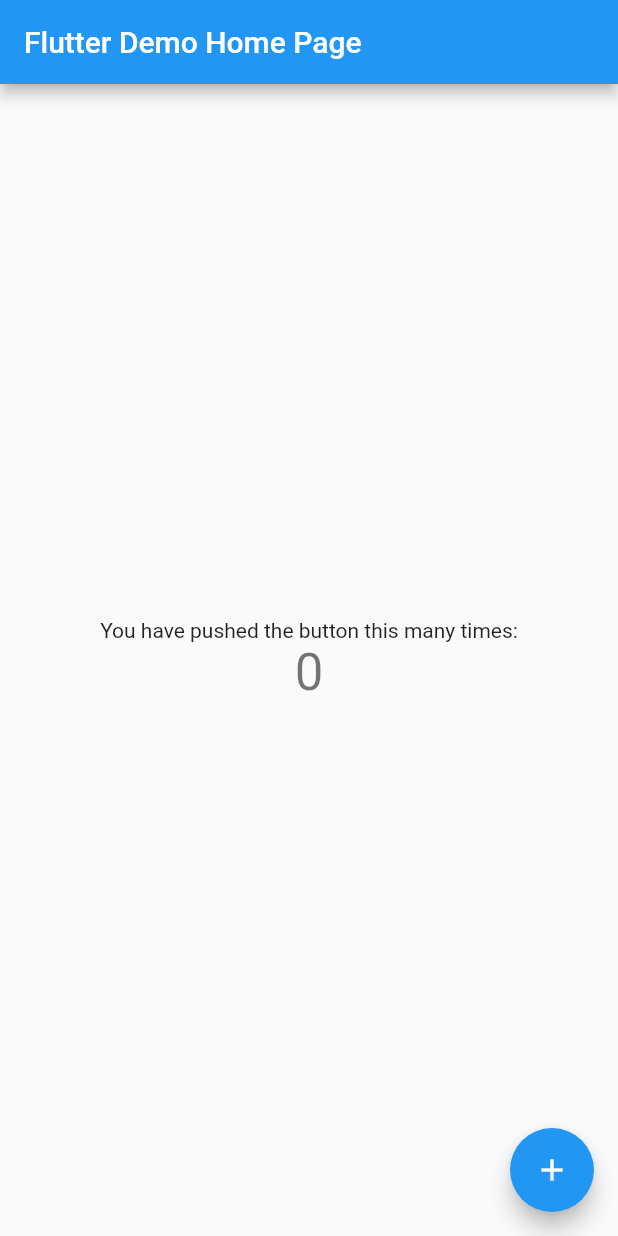
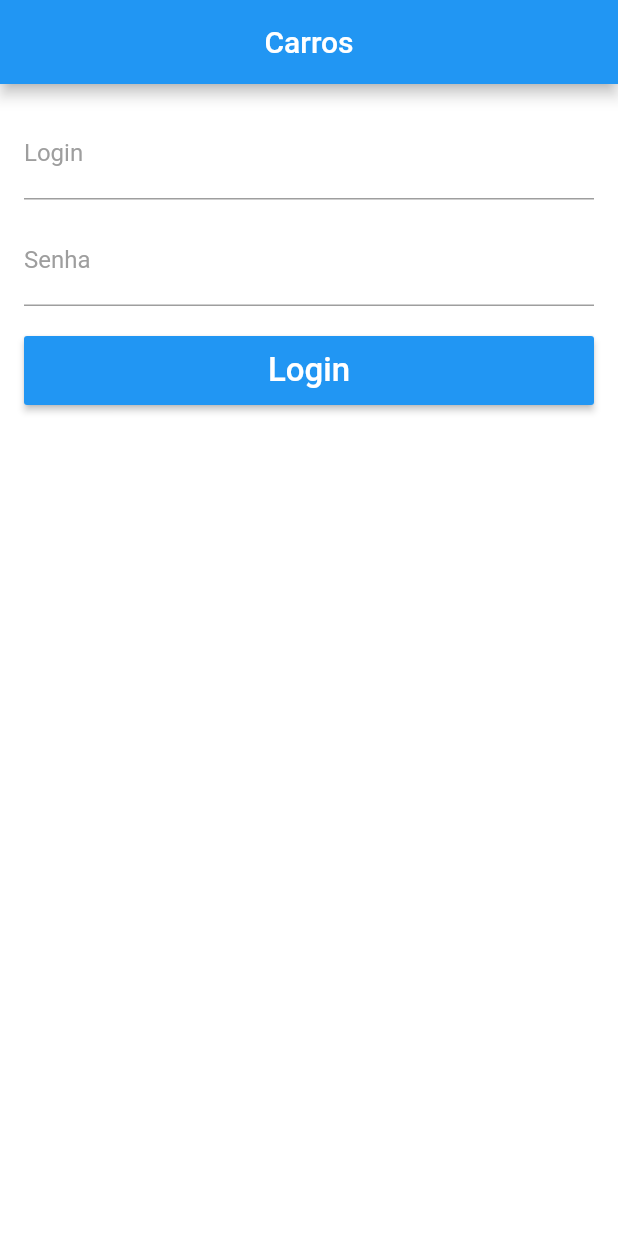
Before and after one commit to fgarcia1401/carros, a Flutter app: the screen it shows after launch, on a phone screen of 412 x 824 dp. Run offline on Flutter 3.47's test engine with Material 2 defaults, Android fonts, the phone set to English and light mode, and no system bars.

Commit message:
Layout tela de login

```diff
--- a/lib/main.dart
+++ b/lib/main.dart
@@ -1,111 +1,18 @@
+import 'package:carros/pages/login_page.dart';
 import 'package:flutter/material.dart';
 
 void main() => runApp(MyApp());
 
 class MyApp extends StatelessWidget {
-  // This widget is the root of your application.
   @override
   Widget build(BuildContext context) {
     return MaterialApp(
       title: 'Flutter Demo',
       theme: ThemeData(
-        // This is the theme of your application.
-        //
-        // Try running your application with "flutter run". You'll see the
-        // application has a blue toolbar. Then, without quitting the app, try
-        // changing the primarySwatch below to Colors.green and then invoke
-        // "hot reload" (press "r" in the console where you ran "flutter run",
-        // or simply save your changes to "hot reload" in a Flutter IDE).
-        // Notice that the counter didn't reset back to zero; the application
-        // is not restarted.
         primarySwatch: Colors.blue,
+        scaffoldBackgroundColor: Colors.white
       ),
-      home: MyHomePage(title: 'Flutter Demo Home Page'),
+      home: LoginPage()
     );
   }
 }
-
-class MyHomePage extends StatefulWidget {
-  MyHomePage({Key key, this.title}) : super(key: key);
-
-  // This widget is the home page of your application. It is stateful, meaning
-  // that it has a State object (defined below) that contains fields that affect
-  // how it looks.
-
-  // This class is the configuration for the state. It holds the values (in this
-  // case the title) provided by the parent (in this case the App widget) and
-  // used by the build method of the State. Fields in a Widget subclass are
-  // always marked "final".
-
-  final String title;
-
-  @override
-  _MyHomePageState createState() => _MyHomePageState();
-}
-
-class _MyHomePageState extends State<MyHomePage> {
-  int _counter = 0;
-
-  void _incrementCounter() {
-    setState(() {
-      // This call to setState tells the Flutter framework that something has
-      // changed in this State, which causes it to rerun the build method below
-      // so that the display can reflect the updated values. If we changed
-      // _counter without calling setState(), then the build method would not be
-      // called again, and so nothing would appear to happen.
-      _counter++;
-    });
-  }
-
-  @override
-  Widget build(BuildContext context) {
-    // This method is rerun every time setState is called, for instance as done
-    // by the _incrementCounter method above.
-    //
-    // The Flutter framework has been optimized to make rerunning build methods
-    // fast, so that you can just rebuild anything that needs updating rather
-    // than having to individually change instances of widgets.
-    return Scaffold(
-      appBar: AppBar(
-        // Here we take the value from the MyHomePage object that was created by
-        // the App.build method, and use it to set our appbar title.
-        title: Text(widget.title),
-      ),
-      body: Center(
-        // Center is a layout widget. It takes a single child and positions it
-        // in the middle of the parent.
-        child: Column(
-          // Column is also layout widget. It takes a list of children and
-          // arranges them vertically. By default, it sizes itself to fit its
-          // children horizontally, and tries to be as tall as its parent.
-          //
-          // Invoke "debug painting" (press "p" in the console, choose the
-          // "Toggle Debug Paint" action from the Flutter Inspector in Android
-          // Studio, or the "Toggle Debug Paint" command in Visual Studio Code)
-          // to see the wireframe for each widget.
-          //
-          // Column has various properties to control how it sizes itself and
-          // how it positions its children. Here we use mainAxisAlignment to
-          // center the children vertically; the main axis here is the vertical
-          // axis because Columns are vertical (the cross axis would be
-          // horizontal).
-          mainAxisAlignment: MainAxisAlignment.center,
-          children: <Widget>[
-            Text(
-              'You have pushed the button this many times:',
-            ),
-            Text(
-              '$_counter',
-              style: Theme.of(context).textTheme.display1,
-            ),
-          ],
-        ),
-      ),
-      floatingActionButton: FloatingActionButton(
-        onPressed: _incrementCounter,
-        tooltip: 'Increment',
-        child: Icon(Icons.add),
-      ), // This trailing comma makes auto-formatting nicer for build methods.
-    );
-  }
-}
--- /dev/null
+++ b/lib/pages/login_page.dart
@@ -0,0 +1,80 @@
+import 'package:flutter/material.dart';
+
+class LoginPage extends StatelessWidget {
+  final _tLogin = TextEditingController();
+  final _tSenha = TextEditingController();
+
+  @override
+  Widget build(BuildContext context) {
+    return Scaffold(
+      appBar: AppBar(
+        centerTitle: true,
+        title: Text("Carros"),
+      ),
+      body: _body(context),
+    );
+  }
+
+  _body(context) {
+    final focus = FocusNode();
+    return Container(
+      padding: EdgeInsets.all(16),
+      child: ListView(
+        children: <Widget>[
+          _text("Login", "Digite o login", controller: _tLogin),
+          SizedBox(
+            height: 10,
+          ),
+          _text("Senha", "Digite a senha", password: true, controller: _tSenha ),
+          SizedBox(
+            height: 20,
+          ),
+          _button("Login", _onClickLogin)
+        ],
+      ),
+    );
+  }
+
+  _text(String label, String hint, {bool password = false, TextEditingController controller}) {
+    return TextFormField(
+      controller: controller,
+      obscureText: password,
+      style: TextStyle(
+        fontSize: 18,
+        color: Colors.blue,
+      ),
+      decoration: InputDecoration(
+          labelText: label,
+          labelStyle: TextStyle(fontSize: 16, color: Colors.grey),
+          hintText: hint,
+          hintStyle: TextStyle(color: Colors.green)),
+    );
+  }
+
+  _button(String text, Function onPressed) {
+    return Container(
+      height: 46,
+      child: RaisedButton(
+        color: Colors.blue,
+        child: Text(
+          "Login",
+          style: TextStyle(
+            color: Colors.white,
+            fontSize: 22,
+          ),
+        ),
+        onPressed: onPressed
+        ,
+      ),
+    );
+  }
+
+  _onClickLogin() {
+      String login = _tLogin.text;
+      String senha = _tSenha.text;
+
+      print("Login: $login, Senha: $senha");
+
+
+  }
+}
```
